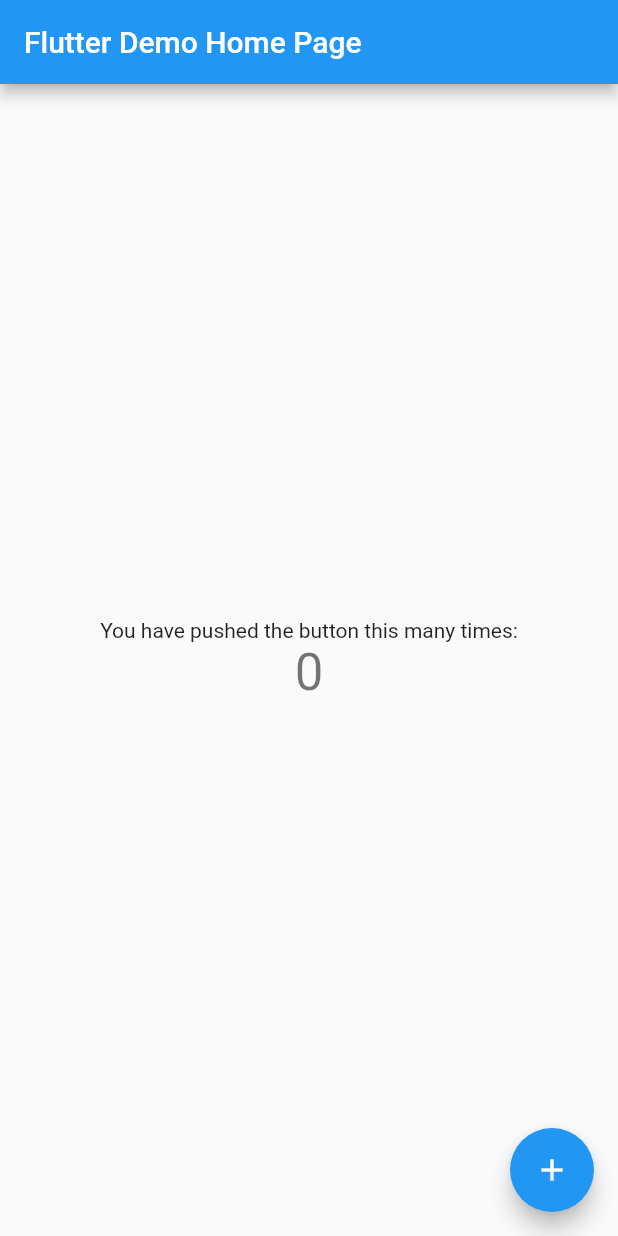
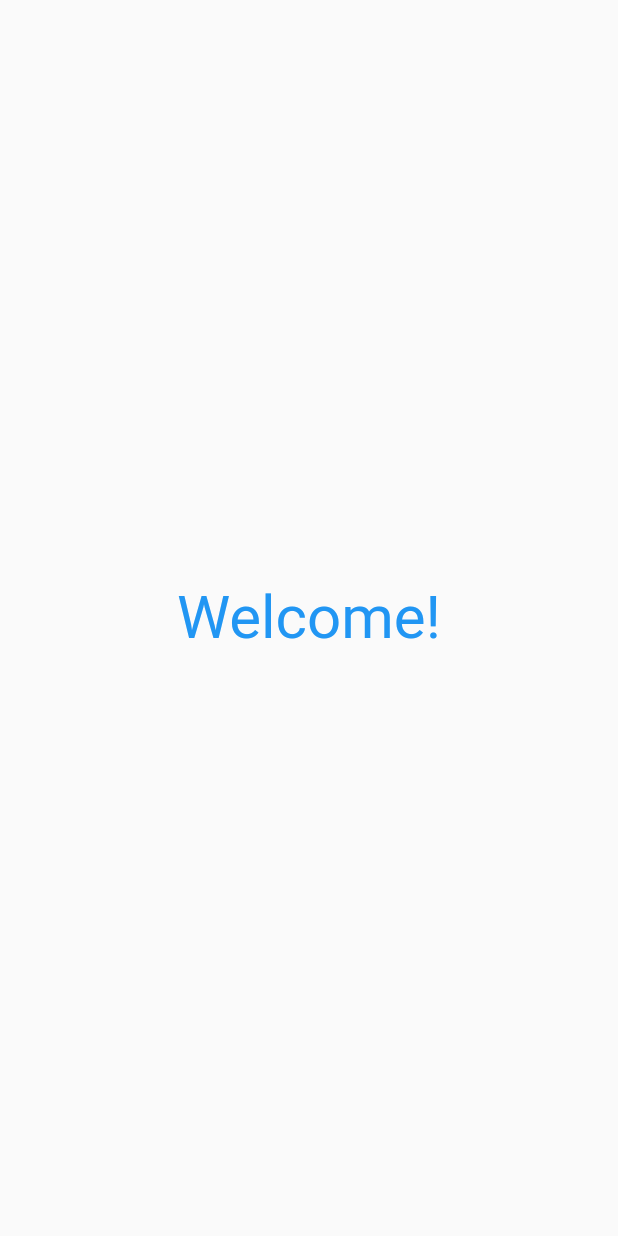
Before and after one commit to Roboroads-Workshops/WhatTheFlut, a Flutter app: the screen it shows after launch, on a phone screen of 412 x 824 dp. Run offline on Flutter 3.47's test engine with Material 2 defaults, Android fonts, the phone set to English and light mode, and no system bars.

Commit message:
Step one

```diff
--- a/lib/main.dart
+++ b/lib/main.dart
@@ -1,115 +1,26 @@
 import 'package:flutter/material.dart';
 
 void main() {
-  runApp(const MyApp());
+  runApp(const HowToFlut());
 }
 
-class MyApp extends StatelessWidget {
-  const MyApp({Key? key}) : super(key: key);
+class HowToFlut extends StatelessWidget {
+  const HowToFlut({Key? key}) : super(key: key);
 
-  // This widget is the root of your application.
   @override
   Widget build(BuildContext context) {
-    return MaterialApp(
-      title: 'Flutter Demo',
-      theme: ThemeData(
-        // This is the theme of your application.
-        //
-        // Try running your application with "flutter run". You'll see the
-        // application has a blue toolbar. Then, without quitting the app, try
-        // changing the primarySwatch below to Colors.green and then invoke
-        // "hot reload" (press "r" in the console where you ran "flutter run",
-        // or simply save your changes to "hot reload" in a Flutter IDE).
-        // Notice that the counter didn't reset back to zero; the application
-        // is not restarted.
-        primarySwatch: Colors.blue,
+    return const MaterialApp(
+      home: Scaffold(
+        body: Center(
+          child: Text(
+            "Welcome!",
+            style: TextStyle(
+              fontSize: 40,
+              color: Colors.blue,
+            ),
+          ),
+        ),
       ),
-      home: const MyHomePage(title: 'Flutter Demo Home Page'),
     );
   }
 }
-
-class MyHomePage extends StatefulWidget {
-  const MyHomePage({Key? key, required this.title}) : super(key: key);
-
-  // This widget is the home page of your application. It is stateful, meaning
-  // that it has a State object (defined below) that contains fields that affect
-  // how it looks.
-
-  // This class is the configuration for the state. It holds the values (in this
-  // case the title) provided by the parent (in this case the App widget) and
-  // used by the build method of the State. Fields in a Widget subclass are
-  // always marked "final".
-
-  final String title;
-
-  @override
-  State<MyHomePage> createState() => _MyHomePageState();
-}
-
-class _MyHomePageState extends State<MyHomePage> {
-  int _counter = 0;
-
-  void _incrementCounter() {
-    setState(() {
-      // This call to setState tells the Flutter framework that something has
-      // changed in this State, which causes it to rerun the build method below
-      // so that the display can reflect the updated values. If we changed
-      // _counter without calling setState(), then the build method would not be
-      // called again, and so nothing would appear to happen.
-      _counter++;
-    });
-  }
-
-  @override
-  Widget build(BuildContext context) {
-    // This method is rerun every time setState is called, for instance as done
-    // by the _incrementCounter method above.
-    //
-    // The Flutter framework has been optimized to make rerunning build methods
-    // fast, so that you can just rebuild anything that needs updating rather
-    // than having to individually change instances of widgets.
-    return Scaffold(
-      appBar: AppBar(
-        // Here we take the value from the MyHomePage object that was created by
-        // the App.build method, and use it to set our appbar title.
-        title: Text(widget.title),
-      ),
-      body: Center(
-        // Center is a layout widget. It takes a single child and positions it
-        // in the middle of the parent.
-        child: Column(
-          // Column is also a layout widget. It takes a list of children and
-          // arranges them vertically. By default, it sizes itself to fit its
-          // children horizontally, and tries to be as tall as its parent.
-          //
-          // Invoke "debug painting" (press "p" in the console, choose the
-          // "Toggle Debug Paint" action from the Flutter Inspector in Android
-          // Studio, or the "Toggle Debug Paint" command in Visual Studio Code)
-          // to see the wireframe for each widget.
-          //
-          // Column has various properties to control how it sizes itself and
-          // how it positions its children. Here we use mainAxisAlignment to
-          // center the children vertically; the main axis here is the vertical
-          // axis because Columns are vertical (the cross axis would be
-          // horizontal).
-          mainAxisAlignment: MainAxisAlignment.center,
-          children: <Widget>[
-            const Text(
-              'You have pushed the button this many times:',
-            ),
-            Text(
-              '$_counter',
-              style: Theme.of(context).textTheme.headline4,
-            ),
-          ],
-        ),
-      ),
-      floatingActionButton: FloatingActionButton(
-        onPressed: _incrementCounter,
-        tooltip: 'Increment',
-        child: const Icon(Icons.add),
-      ), // This trailing comma makes auto-formatting nicer for build methods.
-    );
-  }
-}
```
Also changed, not shown: 1 other file.
